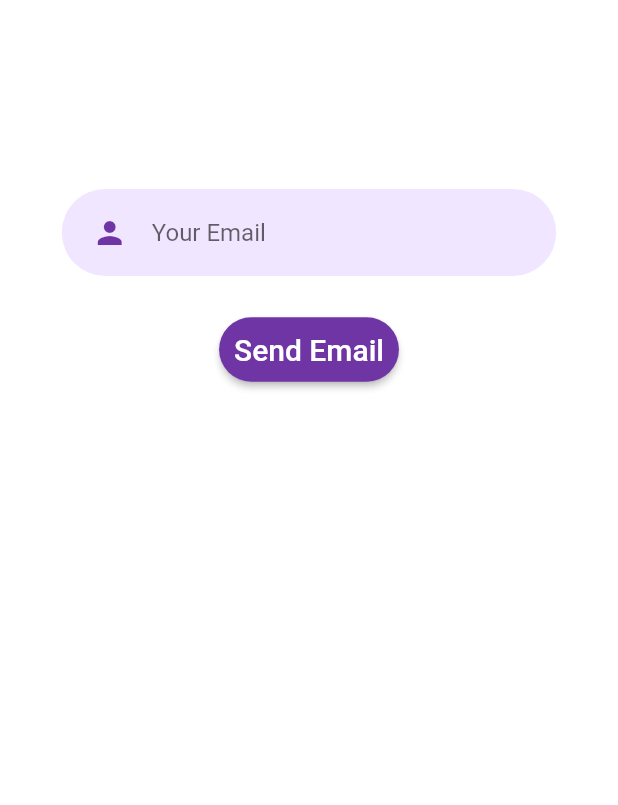
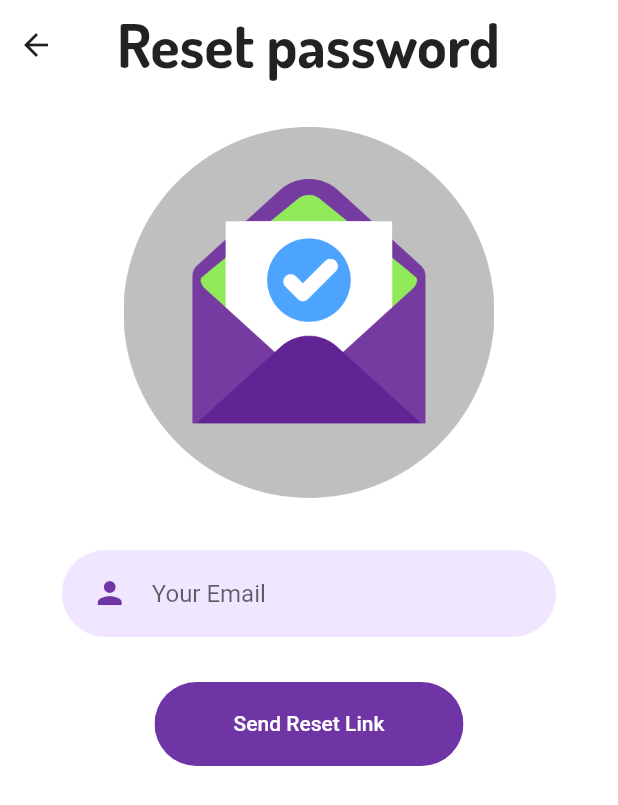
Before and after one commit to Bhavik-20/Flutter_AppointmentApp, a Flutter app: the student_login screen opened by its route, after a tap on "Forgot password ?", on a phone screen of 412 x 824 dp. Shown: the top 805 px of the screen. Run offline on Flutter 3.47's test engine with Material 2 defaults, Android fonts, the phone set to English and light mode, and no system bars; our stand-ins replace cloud_firestore, curved_navigation_bar, firebase_auth, firebase_storage, flutter_spinkit, flutter_svg and 4 more; accounts and stored records are empty.

Commit message:
Reset Password completed

```diff
--- a/lib/pages/ForgotScreen.dart
+++ b/lib/pages/ForgotScreen.dart
@@ -14,6 +14,7 @@ import 'package:flutter_appointment_app/ui_helpers/rounded_password_field.dart';
 import 'package:flutter_appointment_app/ui_helpers/text_field_container.dart';
 import 'package:flutter_svg/flutter_svg.dart';
 import 'package:fluttertoast/fluttertoast.dart';
+import 'package:google_fonts/google_fonts.dart';
 import 'package:shared_preferences/shared_preferences.dart';
 
 class ForgotScreen extends StatefulWidget{
@@ -25,6 +26,7 @@ class ForgotScreen extends StatefulWidget{
     }
     class _ForgotScreen extends State<ForgotScreen>{
       String email="";
+      String email_t = "";
       StreamSubscription<DocumentSnapshot> ss;
 
       // var _formKey=GlobalKey<FormState>();
@@ -62,20 +64,46 @@ class ForgotScreen extends StatefulWidget{
 
      @override
       Widget build(BuildContext context){
-
+       Size size = MediaQuery.of(context).size;
        return Scaffold(
          backgroundColor: Colors.white,
-         body: Center(
-           child: Padding(padding: EdgeInsets.only(top: 50,left:20,right:20),
-            child:Form(
+         body: SafeArea(
+           child:  SingleChildScrollView(
+             child: Column(
+               children: [
+                 Row(
+                   children: [
+                     Padding(padding: EdgeInsets.fromLTRB(0, 60, 0, 0)),
+                     IconButton(
+                       icon: Icon(Icons.arrow_back ),
+                       onPressed: (){
+                         Navigator.pop(context);
+                       },
+                     ),
+                     SizedBox(width: 30.0),
+                     Text(
+                       "Reset password",
+                       style: TextStyle(
+                           fontWeight: FontWeight.bold,
+                           fontFamily: 'dosis',
+                           fontSize: 40
+                       ),
+                     ),
+                   ],
+                 ),
+                 SizedBox(height: size.height * 0.03),
+                 Container(
+                   height: size.height * 0.3,
+                   width: size.width * 0.7,
+                   child: Image(
+                     image: AssetImage('images/email_verify.png'),
+                   ),
+                 ),
+                 SizedBox(height: size.height * 0.03),
+                 Form(
                   // key: _formKey,
                    child: Column(
                     children:<Widget> [
-                 Text(
-                   "We will send you a link ... Please click on that link to reset your password",
-                 style: TextStyle(color: Color(0xffffffff),fontSize: 20),
-                 ),
-                 SizedBox(height:20),
                       RoundedInputField(
                         hintText: "Your Email",
                         onChanged: (value) {
@@ -84,8 +112,8 @@ class ForgotScreen extends StatefulWidget{
                       ),
                       Padding(
                         padding:EdgeInsets.only(left:0,top:15,right:0,bottom:0),
-                   child:RaisedButton(
-                     onPressed:() async {
+                        child:RoundedButton(
+                          press:() async {
                             print("Email : " + email);
                             String valid= await validate(email);
                             print("Valid : " + valid);
@@ -104,6 +132,9 @@ class ForgotScreen extends StatefulWidget{
                                     toastLength: Toast.LENGTH_SHORT,
                                     gravity: ToastGravity.TOP,
                                   );
+                                  setState(() {
+                                    email_t = "sent";
+                                  });
                                 }
                               else
                                 {
@@ -125,16 +156,64 @@ class ForgotScreen extends StatefulWidget{
                                 );
                               }
                             },
-                     shape: RoundedRectangleBorder(
-                       borderRadius: BorderRadius.circular(50),
-                     ),
-                     color: kPrimaryColor,
-                     child: Text("Send Email",style:TextStyle(color:Colors.white,fontSize:20),),
-                      padding: EdgeInsets.all(10),
+                          text: "Send Reset Link",
                         ),
                       ),
+                      SizedBox(height: size.height * 0.03),
+                      if(email_t == "sent")
+                        Column(
+                          children: [
+                            Padding(
+                              padding: const EdgeInsets.symmetric(horizontal : 10.0),
+                              child: Text('A link to reset your password has been sent to your email.',
+                                style: GoogleFonts.lato(
+                                  fontSize: 20,
+                                  color: Colors.black,
+                                ),
+                                textAlign: TextAlign.center,
+                              ),
+                            ),
+                            SizedBox(
+                              height: 10,
+                            ),
+                            Padding(
+                              padding: const EdgeInsets.symmetric(horizontal : 10.0),
+                              child: Text('You May Login after Resetting your Password',
+                                style: GoogleFonts.lato(
+                                  fontSize: 20,
+                                  color: kPrimaryColor,
+                                ),
+                                textAlign: TextAlign.center,
+                              ),
+                            ),
+                            SizedBox(
+                              height: 10,
+                            ),
+                            Container(
+                              margin: EdgeInsets.symmetric(vertical: 20),
+                              width: size.width * 0.5,
+                              child: ClipRRect(
+                                borderRadius: BorderRadius.circular(29),
+                                child: FlatButton(
+                                  padding: EdgeInsets.symmetric(vertical: 20, horizontal: 40),
+                                  color: kPrimaryLightColor,
+                                  onPressed: (){
+                                    Navigator.of(context).pushNamed('/st_login');
+                                  },
+                                  child: Text(
+                                    'Go To Login',
+                                    style: TextStyle(color: kPrimaryColor, fontSize: 17),
+                                  ),
+                                ),
+                              ),
+                            ),
+
                           ],
                         )
+                    ],
+                 )
+                 ),
+               ],
              ),
            ),
          ),
--- a/lib/pages/role.dart
+++ b/lib/pages/role.dart
@@ -42,7 +42,7 @@ class role extends StatelessWidget {
                             Navigator.of(context).pushNamed('/st_login');
                           },
                           child: Image.asset('images/role_student.jpg' ,
-                          width: size.width*0.3,)
+                          width: size.width*0.375,)
                       ),
                       SizedBox(height: 10.0),
                       Text('I am a Student',
@@ -59,7 +59,7 @@ class role extends StatelessWidget {
                             Navigator.of(context).pushNamed('/tea_login');
                           },
                           child: Image.asset('images/role_teacher.jpg',
-                            width: size.width*0.3,)
+                            width: size.width*0.375,)
                       ),
                       SizedBox(height: 10.0),
                         Text('I am a Teacher',
--- a/lib/pages/student_login.dart
+++ b/lib/pages/student_login.dart
@@ -120,6 +120,24 @@ class _student_loginState extends State<student_login> {
                     ),
                   ),
                 ),
+                Padding(padding: EdgeInsets.symmetric(horizontal: 25,vertical: 5),
+                    child: Container(
+                      width: double.infinity,
+                      child: InkWell(
+                        onTap:(){
+                          Navigator.pushReplacement(context,MaterialPageRoute(builder:(BuildContext context)=> ForgotScreen()));
+                        },
+                        child:Text("Forgot password ?",
+                          style:TextStyle(
+                            color:kPrimaryColor,
+                            fontSize: 16,
+                            fontWeight: FontWeight.bold,
+                          ),
+                          textAlign :TextAlign.right ,
+                        ),
+                      ),
+                    )
+                ),
                 Padding(padding: EdgeInsets.fromLTRB(0, 15, 0, 0)),
                 RoundedButton(
                   text: "LOGIN",
@@ -190,18 +208,6 @@ class _student_loginState extends State<student_login> {
                       );
                     }
                   },
-                ),
-                Padding(padding: EdgeInsets.only(right:20),
-                    child: Container(
-                      width: double.infinity,
-                      child: InkWell(
-                        onTap:(){
-                          Navigator.pushReplacement(context,MaterialPageRoute(builder:(BuildContext context)=> ForgotScreen()));
-                        },
-                        child:Text("Forgot password ?",style:TextStyle(color:kPrimaryColor),
-                          textAlign: TextAlign.right,),
-                      ),
-                    )
                 ),
                 SizedBox(height: size.height * 0.01),
                 SizedBox(height: 10.0,),
--- a/lib/pages/teacher_login.dart
+++ b/lib/pages/teacher_login.dart
@@ -125,6 +125,24 @@ class _teacher_loginState extends State<teacher_login> {
                     ),
                   ),
                 ),
+                Padding(padding: EdgeInsets.symmetric(horizontal: 25,vertical: 5),
+                    child: Container(
+                      width: double.infinity,
+                      child: InkWell(
+                        onTap:(){
+                          Navigator.pushReplacement(context,MaterialPageRoute(builder:(BuildContext context)=> ForgotScreen()));
+                        },
+                        child:Text("Forgot password ?",
+                          style:TextStyle(
+                            color:kPrimaryColor,
+                            fontSize: 16,
+                            fontWeight: FontWeight.bold,
+                          ),
+                          textAlign :TextAlign.right ,
+                        ),
+                      ),
+                    )
+                ),
                 Padding(padding: EdgeInsets.fromLTRB(0, 15, 0, 0)),
                 RoundedButton(
                   text: "LOGIN",
@@ -182,20 +200,6 @@ class _teacher_loginState extends State<teacher_login> {
                       );
                     }
                   },
-                ),
-                Padding(padding: EdgeInsets.only(right:20),
-                  child: Container(
-                    width: double.infinity,
-                    child: InkWell(
-                      onTap:(){
-                        Navigator.pushReplacement(context,MaterialPageRoute(builder:(BuildContext context)=> ForgotScreen()));
-                      },
-                      child:Text("Forgot password ?",style:TextStyle(color:kPrimaryColor),
-                        textAlign: TextAlign.right,),
-
-                    ),
-                  )
-
                 ),
                 SizedBox(height: size.height * 0.01),
                 Row(
```
Lines whose indentation alone changed are shown as unchanged.
